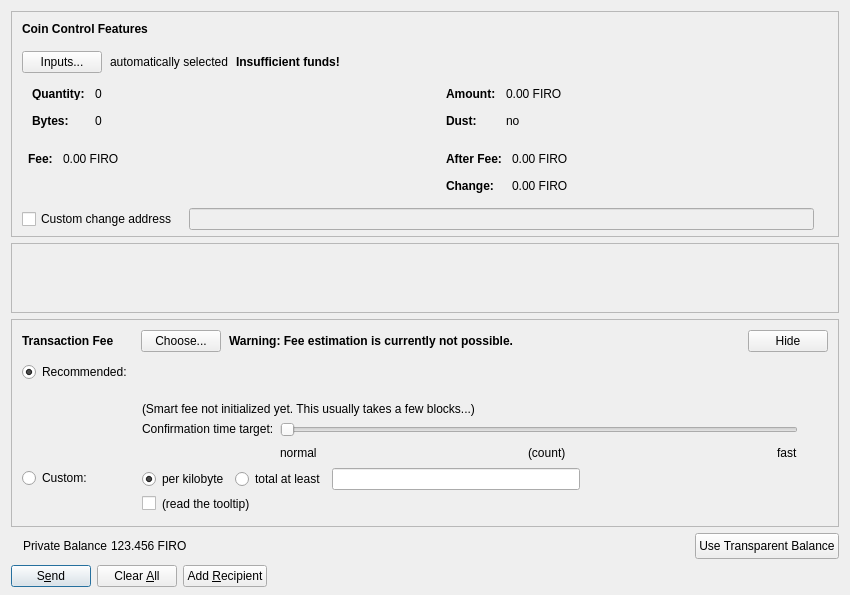
Before: the Qt Designer form src/qt/forms/sendcoinsdialog.ui in firoorg/firo, drawn with Qt 5.
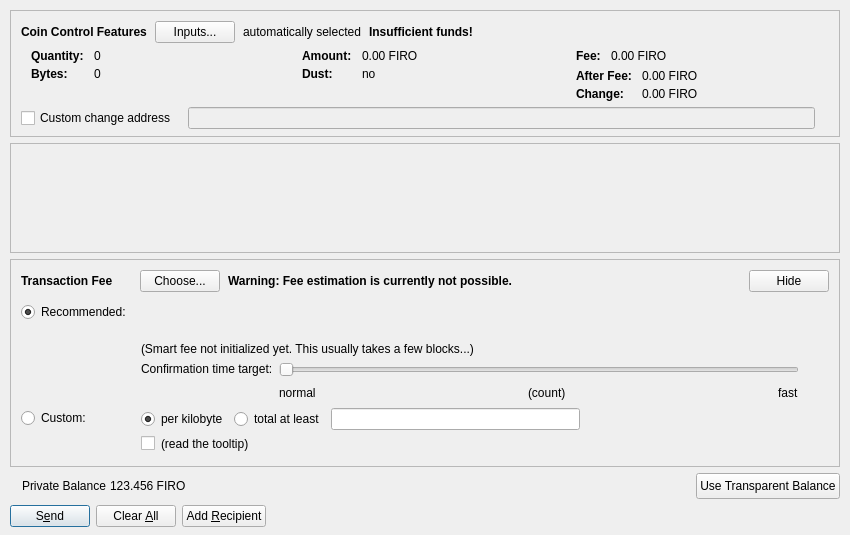
After: the same form once the commit is applied. Custom widgets are drawn as their Qt base class.

Commit message:
Qt: Keep send controls visible in compact windows
Compact coin control and recipient spacing, place fee subtraction beside the amount with native wrapping, and let amount containers fit their styled controls. Extend the Send layout regression check to cover both themes at 944x625.

Patch:
```diff
--- a/src/qt/forms/sendcoinsdialog.ui
+++ b/src/qt/forms/sendcoinsdialog.ui
@@ -14,6 +14,18 @@
    <string>Send Coins</string>
   </property>
   <layout class="QVBoxLayout" name="verticalLayout" stretch="0,1,0,0">
+   <property name="spacing">
+    <number>6</number>
+   </property>
+   <property name="leftMargin">
+    <number>10</number>
+   </property>
+   <property name="topMargin">
+    <number>10</number>
+   </property>
+   <property name="rightMargin">
+    <number>10</number>
+   </property>
    <property name="bottomMargin">
     <number>8</number>
    </property>
@@ -54,7 +66,7 @@
        <number>6</number>
       </property>
       <item>
-       <layout class="QVBoxLayout" name="verticalLayoutCoinControl" stretch="0,0,0,0,1">
+       <layout class="QVBoxLayout" name="verticalLayoutCoinControl" stretch="0,0,0,1">
         <property name="spacing">
          <number>0</number>
         </property>
@@ -65,9 +77,12 @@
          <number>10</number>
         </property>
         <item>
-         <layout class="QHBoxLayout" name="horizontalLayoutCoinControl1">
+         <layout class="QHBoxLayout" name="horizontalLayoutCoinControl2" stretch="0,0,0,0,1">
+          <property name="spacing">
+           <number>8</number>
+          </property>
           <property name="bottomMargin">
-           <number>15</number>
+           <number>6</number>
           </property>
           <item>
            <widget class="QLabel" name="labelCoinControlFeatures">
@@ -91,16 +106,6 @@
             </property>
            </widget>
           </item>
-         </layout>
-        </item>
-        <item>
-         <layout class="QHBoxLayout" name="horizontalLayoutCoinControl2" stretch="0,0,0,0">
-          <property name="spacing">
-           <number>8</number>
-          </property>
-          <property name="bottomMargin">
-           <number>10</number>
-          </property>
           <item>
            <widget class="QPushButton" name="pushButtonCoinControl">
             <property name="styleSheet">
@@ -186,29 +191,29 @@
             <number>0</number>
            </property>
            <item>
-            <layout class="QGridLayout" name="horizontalLayoutCoinControl3" columnstretch="1,1">
+            <layout class="QGridLayout" name="horizontalLayoutCoinControl3" columnstretch="1,1,1">
              <property name="spacing">
-              <number>20</number>
+              <number>6</number>
              </property>
              <property name="topMargin">
               <number>0</number>
              </property>
              <property name="bottomMargin">
-              <number>10</number>
+              <number>6</number>
              </property>
-             <item row="0" column="0">
+             <item row="0" column="0" rowspan="2">
               <layout class="QFormLayout" name="formLayoutCoinControl1">
                <property name="horizontalSpacing">
                 <number>10</number>
                </property>
                <property name="verticalSpacing">
-                <number>14</number>
+                <number>4</number>
                </property>
                <property name="leftMargin">
                 <number>10</number>
                </property>
                <property name="topMargin">
-                <number>4</number>
+                <number>0</number>
                </property>
                <property name="rightMargin">
                 <number>6</number>
@@ -279,19 +284,19 @@
                </item>
               </layout>
              </item>
-             <item row="0" column="1">
+             <item row="0" column="1" rowspan="2">
               <layout class="QFormLayout" name="formLayoutCoinControl2">
                <property name="horizontalSpacing">
                 <number>10</number>
                </property>
                <property name="verticalSpacing">
-                <number>14</number>
+                <number>4</number>
                </property>
                <property name="leftMargin">
                 <number>6</number>
                </property>
                <property name="topMargin">
-                <number>4</number>
+                <number>0</number>
                </property>
                <property name="rightMargin">
                 <number>6</number>
@@ -359,19 +364,19 @@
                </item>
               </layout>
              </item>
-             <item row="1" column="0">
+             <item row="0" column="2">
               <layout class="QFormLayout" name="formLayoutCoinControl3">
                <property name="horizontalSpacing">
                 <number>10</number>
                </property>
                <property name="verticalSpacing">
-                <number>14</number>
+                <number>4</number>
                </property>
                <property name="leftMargin">
                 <number>6</number>
                </property>
                <property name="topMargin">
-                <number>4</number>
+                <number>0</number>
                </property>
                <property name="rightMargin">
                 <number>6</number>
@@ -410,19 +415,19 @@
                </item>
               </layout>
              </item>
-             <item row="1" column="1">
+             <item row="1" column="2">
               <layout class="QFormLayout" name="formLayoutCoinControl4">
                <property name="horizontalSpacing">
                 <number>10</number>
                </property>
                <property name="verticalSpacing">
-                <number>14</number>
+                <number>4</number>
                </property>
                <property name="leftMargin">
                 <number>6</number>
                </property>
                <property name="topMargin">
-                <number>4</number>
+                <number>0</number>
                </property>
                <property name="rightMargin">
                 <number>6</number>
@@ -504,7 +509,7 @@
            <enum>QLayout::SetDefaultConstraint</enum>
           </property>
           <property name="topMargin">
-           <number>5</number>
+           <number>0</number>
           </property>
           <property name="rightMargin">
            <number>5</number>
@@ -589,6 +594,9 @@
        </rect>
       </property>
       <layout class="QVBoxLayout" name="verticalLayout_2" stretch="0,1">
+       <property name="spacing">
+        <number>6</number>
+       </property>
        <property name="leftMargin">
         <number>0</number>
        </property>
@@ -616,7 +624,7 @@
          <property name="sizeHint" stdset="0">
           <size>
            <width>20</width>
-           <height>40</height>
+           <height>0</height>
           </size>
          </property>
         </spacer>
```
The commit also changes 5 other files.
